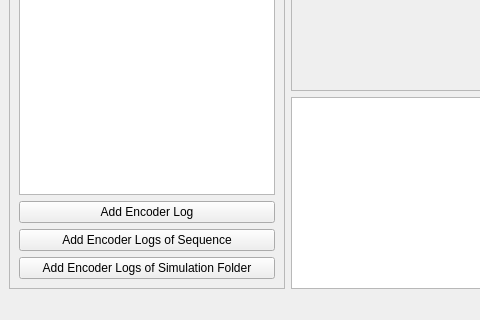
Old version of the form mainWindow.ui in the repository IENT/RDPlot; both pictures show x 0 to 480 and y 286 to 606 of the 817 by 606 pixel window.
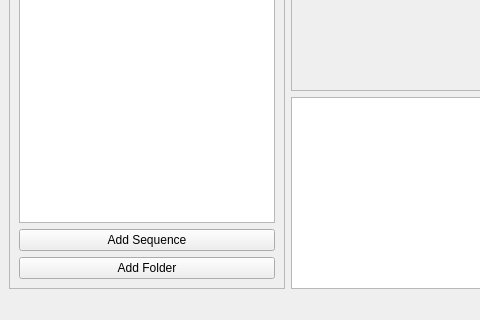
New version of the form.

Commit message: Altered buttons and menu entries

What changed in the file:
```diff
--- a/mainWindow.ui
+++ b/mainWindow.ui
@@ -93,21 +93,14 @@
        <item>
         <widget class="QPushButton" name="addEncoderLogButton">
          <property name="text">
-          <string>Add Encoder Log</string>
+          <string>Add Sequence</string>
          </property>
         </widget>
        </item>
        <item>
         <widget class="QPushButton" name="addEncoderLogsOfSequenceButton">
          <property name="text">
-          <string>Add Encoder Logs of Sequence</string>
-         </property>
-        </widget>
-       </item>
-       <item>
-        <widget class="QPushButton" name="addEncoderLogsOfSimulationFolderButton">
-         <property name="text">
-          <string>Add Encoder Logs of Simulation Folder</string>
+          <string>Add Folder</string>
          </property>
         </widget>
        </item>
```
Left out of the diff: 10 changed lines with no effect on the pictures. The commit also changes 1 other file.
